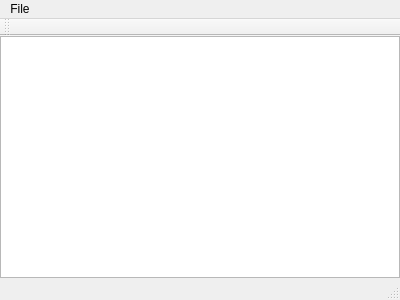
First picture: the form in mainwindow.ui, repository itumashyk/CG2012, before the edit.
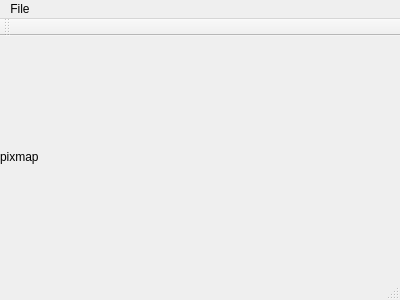
Second picture: the form after the edit.

What changed in the file:
```diff
--- a/mainwindow.ui
+++ b/mainwindow.ui
@@ -14,19 +14,14 @@
    <string>MainWindow</string>
   </property>
   <widget class="QWidget" name="centralWidget">
-   <layout class="QVBoxLayout" name="verticalLayout">
+   <layout class="QHBoxLayout" name="horizontalLayout">
     <property name="margin">
      <number>0</number>
     </property>
     <item>
-     <widget class="QGraphicsView" name="graphicsView">
-      <property name="sceneRect">
-       <rectf>
-        <x>0.000000000000000</x>
-        <y>0.000000000000000</y>
-        <width>0.000000000000000</width>
-        <height>0.000000000000000</height>
-       </rectf>
+     <widget class="QLabel" name="mainLabel">
+      <property name="text">
+       <string>pixmap</string>
       </property>
      </widget>
     </item>
```
Left out of the diff: 6 changed lines with no effect on the pictures.
